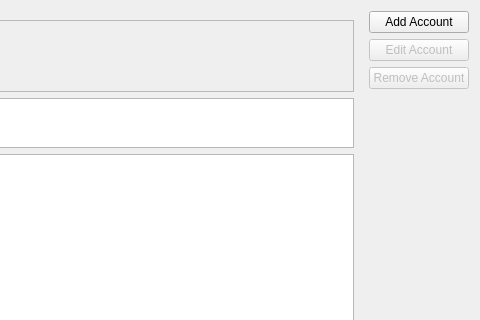
Old version of the form src/main-widget.ui in the repository KDE/ktp-accounts-kcm; both pictures show x 256 to 736 and y 0 to 320 of the 736 by 404 pixel window.
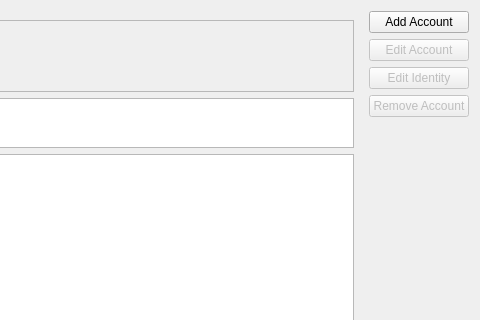
New version of the form. Custom widgets are drawn as their Qt base class.

Commit message:
Add a dialog in the KCM to configure account identity
Option to set account nickname and avatar

Patch:
```diff
--- a/src/main-widget.ui
+++ b/src/main-widget.ui
@@ -195,6 +195,16 @@
            </property>
           </widget>
          </item>
+         <item>
+          <widget class="KPushButton" name="editAccountIdentityButton">
+           <property name="enabled">
+            <bool>false</bool>
+           </property>
+           <property name="text">
+            <string>Edit Identity</string>
+           </property>
+          </widget>
+         </item>
          <item>
           <widget class="KPushButton" name="removeAccountButton">
            <property name="enabled">
```
Left out of the diff: 37 changed lines with no effect on the pictures. The commit also changes 14 other files.
